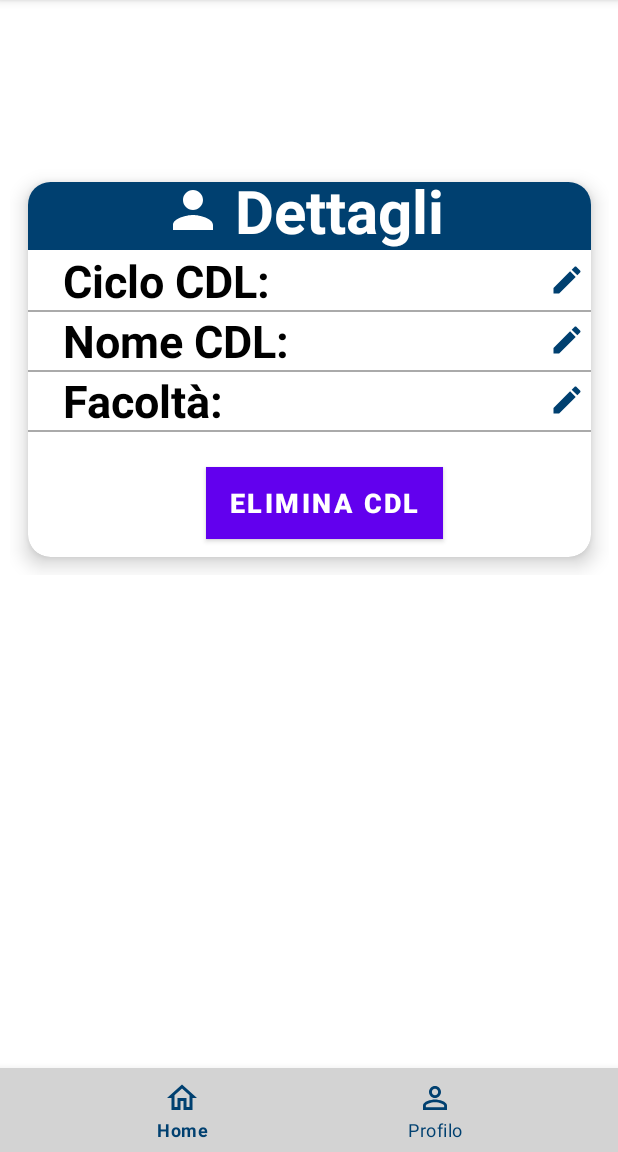
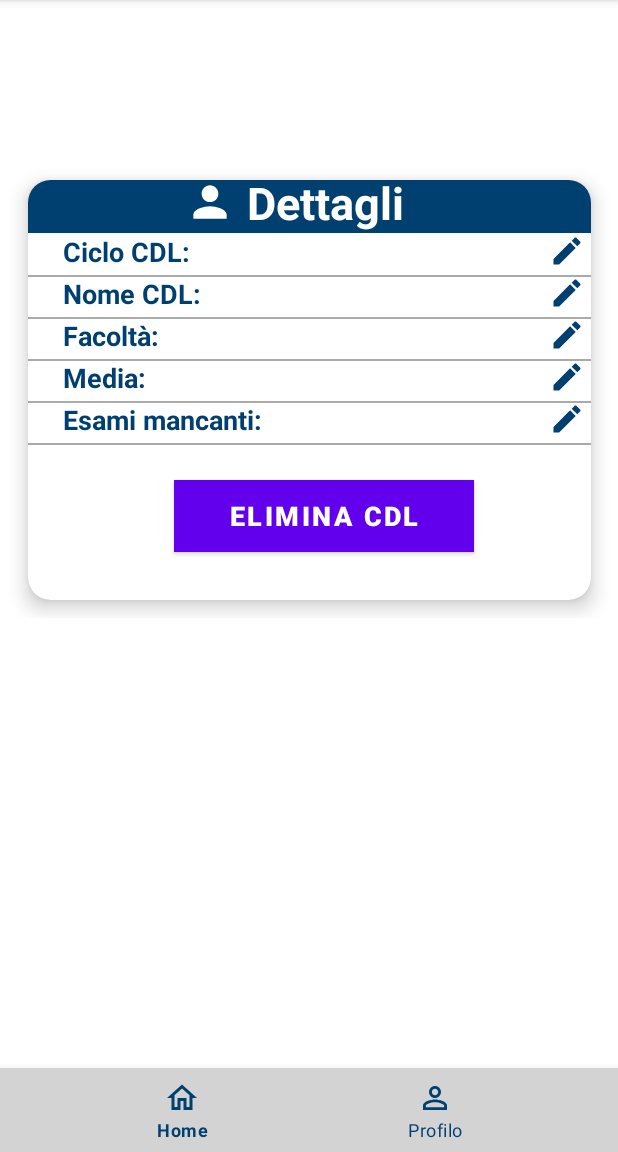
Before and after one commit to acgiv/Graduation-Studios, an Android app: the fragment DettagliCdl shown on its own in the app's theme, on a phone screen of 412 x 824 dp, the part 84-1236 px from its top. Run offline under Robolectric (Android 15) with nearby library versions, the phone set to English and light mode, and no system bars.

Commit message:
Aggiunto il layout dei dettagli corsi e aggiornati i vari layout

```diff
--- a/app/src/main/java/com/laureapp/ui/home/HomeProfessoreFragment.java
+++ b/app/src/main/java/com/laureapp/ui/home/HomeProfessoreFragment.java
@@ -74,6 +74,12 @@ public class HomeProfessoreFragment extends Fragment {
                 // Azioni da eseguire quando la card Social viene cliccata
             }
         });
+        cardViewTesi.setOnClickListener(new View.OnClickListener() {
+            @Override
+            public void onClick(View v) {
+                // Azioni da eseguire quando la card Tesi viene cliccata
+            }
+        });
         return rootView;
     }
 
--- a/app/src/main/res/drawable/baseline_person_40_white.xml
+++ b/app/src/main/res/drawable/baseline_person_40_white.xml
@@ -1,5 +1,5 @@
-<vector android:height="40dp" android:tint="#FFFFFF"
+<vector android:height="33dp" android:tint="#FFFFFF"
     android:viewportHeight="24" android:viewportWidth="24"
-    android:width="40dp" xmlns:android="http://schemas.android.com/apk/res/android">
+    android:width="33dp" xmlns:android="http://schemas.android.com/apk/res/android">
     <path android:fillColor="@android:color/white" android:pathData="M12,12c2.21,0 4,-1.79 4,-4s-1.79,-4 -4,-4 -4,1.79 -4,4 1.79,4 4,4zM12,14c-2.67,0 -8,1.34 -8,4v2h16v-2c0,-2.66 -5.33,-4 -8,-4z"/>
 </vector>
--- a/app/src/main/res/drawable/baseline_school_40_white.xml
+++ b/app/src/main/res/drawable/baseline_school_40_white.xml
@@ -1,5 +1,5 @@
-<vector android:height="40dp" android:tint="#FFFFFF"
+<vector android:height="35dp" android:tint="#FFFFFF"
     android:viewportHeight="24" android:viewportWidth="24"
-    android:width="40dp" xmlns:android="http://schemas.android.com/apk/res/android">
+    android:width="35dp" xmlns:android="http://schemas.android.com/apk/res/android">
     <path android:fillColor="@android:color/white" android:pathData="M5,13.18v4L12,21l7,-3.82v-4L12,17l-7,-3.82zM12,3L1,9l11,6 9,-4.91V17h2V9L12,3z"/>
 </vector>
--- a/app/src/main/res/layout/fragment_dettagli_cdl.xml
+++ b/app/src/main/res/layout/fragment_dettagli_cdl.xml
@@ -31,12 +31,12 @@
         >
 
 
-        <!-- ... Card Dati anagrafici ... -->
+        <!-- ... Card dettagli ... -->
 
         <androidx.cardview.widget.CardView
-            android:id="@+id/cardViewAnagrafica"
+            android:id="@+id/cardViewDettagli"
             android:layout_width="375dp"
-            android:layout_height="250dp"
+            android:layout_height="280dp"
             android:layout_marginTop="100dp"
             android:layout_row="0"
             android:layout_rowWeight="1"
@@ -54,18 +54,18 @@
 
                 <View
                     android:layout_width="match_parent"
-                    android:layout_height="45dp"
+                    android:layout_height="35dp"
                     android:background="@color/color_primary"
                     android:visibility="visible"></View>
                 <TextView
                     android:layout_width="match_parent"
                     android:layout_height="wrap_content"
                     android:layout_gravity="center_horizontal"
-                    android:layout_marginLeft="60dp"
-                    android:layout_marginTop="-8dp"
+                    android:layout_marginLeft="70dp"
+                    android:layout_marginTop="-5dp"
                     android:text="Dettagli"
                     android:textColor="@android:color/white"
-                    android:textSize="40sp"
+                    android:textSize="30sp"
                     android:textStyle="bold"
                     android:drawableLeft="@drawable/baseline_person_40_white"
                     android:drawablePadding="8dp"
@@ -77,19 +77,19 @@
                     android:layout_height="wrap_content"
                     android:layout_gravity="center_horizontal"
                     android:layout_marginLeft="10dp"
-                    android:layout_marginTop="45dp"
+                    android:layout_marginTop="35dp"
                     android:drawableRight="@drawable/edit_icon"
                     android:text="Ciclo CDL:"
-                    android:textColor="@android:color/black"
-                    android:textSize="30sp"
+                    android:textColor="@color/color_primary"
+                    android:textSize="18sp"
                     android:textStyle="bold"
                     tools:visibility="visible"></TextView>
-                <!--Linea grigia che separa campi di testo nome e cognome -->
+                <!--Linea grigia che separa ciclo cdl e nome corso di laurea -->
                 <View
                     android:layout_width="match_parent"
                     android:layout_height="1dp"
                     android:background="@android:color/darker_gray"
-                    android:layout_marginTop="85dp"
+                    android:layout_marginTop="63dp"
                     android:layout_marginBottom="8dp" />
 
                 <!--Campo nome corso di laurea -->
@@ -98,11 +98,11 @@
                     android:layout_height="wrap_content"
                     android:layout_gravity="center_horizontal"
                     android:layout_marginLeft="10dp"
-                    android:layout_marginTop="85dp"
+                    android:layout_marginTop="63dp"
                     android:drawableRight="@drawable/edit_icon"
                     android:text="Nome CDL:"
-                    android:textColor="@android:color/black"
-                    android:textSize="30sp"
+                    android:textColor="@color/color_primary"
+                    android:textSize="18sp"
                     android:textStyle="bold"
                     tools:visibility="visible"></TextView>
                 <!--Linea grigia che separa campi di testo cognome e email -->
@@ -110,7 +110,7 @@
                     android:layout_width="match_parent"
                     android:layout_height="1dp"
                     android:background="@android:color/darker_gray"
-                    android:layout_marginTop="125dp"
+                    android:layout_marginTop="91dp"
                     android:layout_marginBottom="8dp" />
                 <!--Campo facoltà -->
                 <TextView
@@ -118,26 +118,71 @@
                     android:layout_height="wrap_content"
                     android:layout_gravity="center_horizontal"
                     android:layout_marginLeft="10dp"
-                    android:layout_marginTop="125dp"
+                    android:layout_marginTop="91dp"
                     android:drawableRight="@drawable/edit_icon"
                     android:text="Facoltà:"
-                    android:textColor="@android:color/black"
-                    android:textSize="30sp"
+                    android:textColor="@color/color_primary"
+                    android:textSize="18sp"
                     android:textStyle="bold"
                     tools:visibility="visible"></TextView>
-                <!--Linea grigia che separa la facoltà dal pulsante -->
+
+                <!--Linea grigia che separa la facoltà dalla media -->
                 <View
                     android:layout_width="match_parent"
                     android:layout_height="1dp"
                     android:background="@android:color/darker_gray"
-                    android:layout_marginTop="165dp"
+                    android:layout_marginTop="119dp"
+                    android:layout_marginBottom="8dp" />
+
+                <!--Campo media -->
+                <TextView
+                    android:layout_width="348dp"
+                    android:layout_height="wrap_content"
+                    android:layout_gravity="center_horizontal"
+                    android:layout_marginLeft="10dp"
+                    android:layout_marginTop="119dp"
+                    android:drawableRight="@drawable/edit_icon"
+                    android:text="Media:"
+                    android:textColor="@color/color_primary"
+                    android:textSize="18sp"
+                    android:textStyle="bold"
+                    tools:visibility="visible"></TextView>
+
+                <!--Linea grigia che separa la media dagli esami mancanti -->
+                <View
+                    android:layout_width="match_parent"
+                    android:layout_height="1dp"
+                    android:background="@android:color/darker_gray"
+                    android:layout_marginTop="147dp"
+                    android:layout_marginBottom="8dp" />
+
+                <!--Campo esami mancanti -->
+                <TextView
+                    android:layout_width="348dp"
+                    android:layout_height="wrap_content"
+                    android:layout_gravity="center_horizontal"
+                    android:layout_marginLeft="10dp"
+                    android:layout_marginTop="147dp"
+                    android:drawableRight="@drawable/edit_icon"
+                    android:text="Esami mancanti:"
+                    android:textColor="@color/color_primary"
+                    android:textSize="18sp"
+                    android:textStyle="bold"
+                    tools:visibility="visible"></TextView>
+
+                <!--Linea grigia che separa gli esami mancanti dal pulsante elimina-->
+                <View
+                    android:layout_width="match_parent"
+                    android:layout_height="1dp"
+                    android:background="@android:color/darker_gray"
+                    android:layout_marginTop="175dp"
                     android:layout_marginBottom="8dp" />
                 <!--Pulsante per eliminare cdl -->
                 <Button
-                    android:layout_width="wrap_content"
+                    android:layout_width="200dp"
                     android:layout_height="wrap_content"
                     android:layout_gravity="center_horizontal"
-                    android:layout_marginTop="190dp"
+                    android:layout_marginTop="200dp"
                     android:layout_marginLeft="10dp"
                     android:background="@color/red"
                     android:text="Elimina CDL"
--- a/build.gradle
+++ b/build.gradle
@@ -1,6 +1,6 @@
 buildscript {
     dependencies {
-        classpath 'com.google.gms:google-services:4.3.14'
+        classpath 'com.google.gms:google-services:4.3.15'
     }
 }// Top-level build file where you can add configuration options common to all sub-projects/modules.
 plugins {
```
Also changed, not shown: app/src/main/java/com/laureapp/ui/profilo/DettagliCorsi.java (added, +66 -0 lines), app/src/main/res/layout/fragment_dettagli_corsi.xml (added, +192 -0 lines), app/src/main/res/layout/fragment_profilo_professore.xml (+30 -29 lines).
